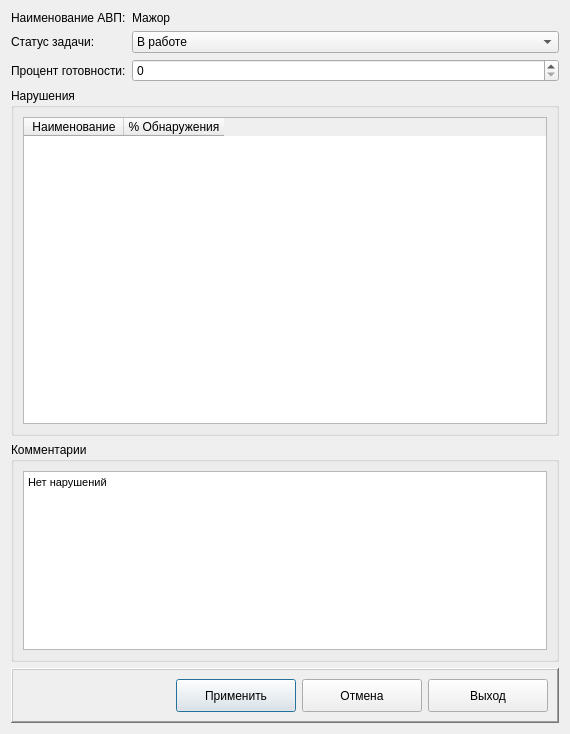
Qt form arm_o/d_edittask.ui (levdikandrey/DataCollector) before a commit.
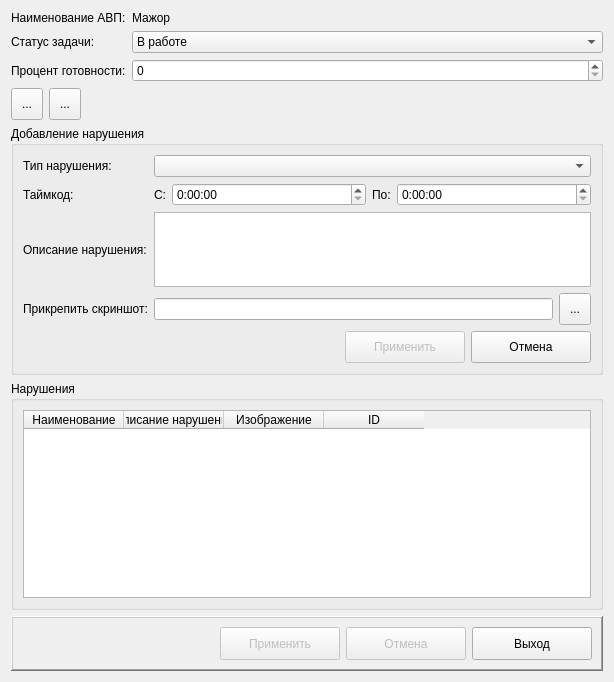
The same form after that commit. Icons and pictures are not drawn.

Patch:
```diff
--- a/arm_o/d_edittask.ui
+++ b/arm_o/d_edittask.ui
@@ -6,69 +6,58 @@
    <rect>
     <x>0</x>
     <y>0</y>
-    <width>570</width>
-    <height>734</height>
+    <width>614</width>
+    <height>682</height>
    </rect>
   </property>
   <property name="windowTitle">
    <string>Редактирование задачи</string>
   </property>
   <layout class="QGridLayout" name="gridLayout_3">
-   <item row="2" column="0">
-    <widget class="QLabel" name="label_3">
-     <property name="text">
-      <string>Процент готовности:</string>
-     </property>
-    </widget>
-   </item>
-   <item row="4" column="0" colspan="2">
-    <widget class="QGroupBox" name="groupBox_2">
-     <property name="maximumSize">
-      <size>
-       <width>16777215</width>
-       <height>220</height>
-      </size>
-     </property>
-     <property name="title">
-      <string>Комментарии</string>
-     </property>
-     <layout class="QGridLayout" name="gridLayout_2">
-      <item row="0" column="0">
-       <widget class="QTextEdit" name="textEditComment">
-        <property name="maximumSize">
-         <size>
-          <width>16777215</width>
-          <height>200</height>
-         </size>
-        </property>
-        <property name="html">
-         <string>&lt;!DOCTYPE HTML PUBLIC &quot;-//W3C//DTD HTML 4.0//EN&quot; &quot;http://www.w3.org/TR/REC-html40/strict.dtd&quot;&gt;
-&lt;html&gt;&lt;head&gt;&lt;meta name=&quot;qrichtext&quot; content=&quot;1&quot; /&gt;&lt;style type=&quot;text/css&quot;&gt;
-p, li { white-space: pre-wrap; }
-&lt;/style&gt;&lt;/head&gt;&lt;body style=&quot; font-family:'MS Shell Dlg 2'; font-size:8.25pt; font-weight:400; font-style:normal;&quot;&gt;
-&lt;p style=&quot; margin-top:0px; margin-bottom:0px; margin-left:0px; margin-right:0px; -qt-block-indent:0; text-indent:0px;&quot;&gt;Нет нарушений&lt;/p&gt;
-&lt;p style=&quot;-qt-paragraph-type:empty; margin-top:0px; margin-bottom:0px; margin-left:0px; margin-right:0px; -qt-block-indent:0; text-indent:0px;&quot;&gt;&lt;br /&gt;&lt;/p&gt;&lt;/body&gt;&lt;/html&gt;</string>
-        </property>
-       </widget>
-      </item>
-     </layout>
-    </widget>
-   </item>
-   <item row="0" column="0">
+   <item row="0" column="0" colspan="3">
     <widget class="QLabel" name="label">
      <property name="text">
       <string>Наименование АВП:</string>
      </property>
     </widget>
    </item>
-   <item row="1" column="0">
+   <item row="0" column="3">
+    <widget class="QLabel" name="labelNameAVP">
+     <property name="text">
+      <string>Мажор</string>
+     </property>
+    </widget>
+   </item>
+   <item row="1" column="0" colspan="3">
     <widget class="QLabel" name="label_2">
      <property name="text">
       <string>Статус задачи:</string>
      </property>
     </widget>
    </item>
-   <item row="2" column="1">
+   <item row="1" column="3">
+    <widget class="QComboBox" name="comboBoxStatus">
+     <property name="sizePolicy">
+      <sizepolicy hsizetype="Expanding" vsizetype="Fixed">
+       <horstretch>0</horstretch>
+       <verstretch>0</verstretch>
+      </sizepolicy>
+     </property>
+     <item>
+      <property name="text">
+       <string>В работе</string>
+      </property>
+     </item>
+    </widget>
+   </item>
+   <item row="2" column="0" colspan="3">
+    <widget class="QLabel" name="label_3">
+     <property name="text">
+      <string>Процент готовности:</string>
+     </property>
+    </widget>
+   </item>
+   <item row="2" column="3">
     <widget class="QSpinBox" name="spinBoxPercent">
      <property name="maximum">
       <number>100</number>
@@ -78,7 +67,319 @@
      </property>
     </widget>
    </item>
-   <item row="5" column="0" colspan="2">
+   <item row="3" column="0">
+    <widget class="QToolButton" name="toolButtonAdd">
+     <property name="minimumSize">
+      <size>
+       <width>32</width>
+       <height>32</height>
+      </size>
+     </property>
+     <property name="toolTip">
+      <string>Добавить нарушение</string>
+     </property>
+     <property name="text">
+      <string>...</string>
+     </property>
+     <property name="icon">
+      <iconset resource="resource.qrc">
+       <normaloff>:/icons/icons/plus.ico</normaloff>:/icons/icons/plus.ico</iconset>
+     </property>
+    </widget>
+   </item>
+   <item row="3" column="1">
+    <widget class="QToolButton" name="toolButtonDelete">
+     <property name="minimumSize">
+      <size>
+       <width>32</width>
+       <height>32</height>
+      </size>
+     </property>
+     <property name="toolTip">
+      <string>Удалить нарушение</string>
+     </property>
+     <property name="text">
+      <string>...</string>
+     </property>
+     <property name="icon">
+      <iconset resource="resource.qrc">
+       <normaloff>:/icons/icons/minus.ico</normaloff>:/icons/icons/minus.ico</iconset>
+     </property>
+    </widget>
+   </item>
+   <item row="3" column="2" colspan="2">
+    <spacer name="horizontalSpacer_2">
+     <property name="orientation">
+      <enum>Qt::Horizontal</enum>
+     </property>
+     <property name="sizeHint" stdset="0">
+      <size>
+       <width>40</width>
+       <height>20</height>
+      </size>
+     </property>
+    </spacer>
+   </item>
+   <item row="4" column="0" colspan="4">
+    <widget class="QGroupBox" name="groupBox_2">
+     <property name="title">
+      <string>Добавление нарушения</string>
+     </property>
+     <property name="checkable">
+      <bool>false</bool>
+     </property>
+     <layout class="QGridLayout" name="gridLayout_2">
+      <item row="0" column="0">
+       <widget class="QLabel" name="label_4">
+        <property name="text">
+         <string>Тип нарушения:</string>
+        </property>
+       </widget>
+      </item>
+      <item row="0" column="1" colspan="2">
+       <widget class="QComboBox" name="comboBoxViolation"/>
+      </item>
+      <item row="1" column="0">
+       <widget class="QLabel" name="label_9">
+        <property name="text">
+         <string>Таймкод:</string>
+        </property>
+       </widget>
+      </item>
+      <item row="1" column="1" colspan="2">
+       <layout class="QHBoxLayout" name="horizontalLayout_3">
+        <item>
+         <widget class="QLabel" name="label_7">
+          <property name="sizePolicy">
+           <sizepolicy hsizetype="Preferred" vsizetype="Preferred">
+            <horstretch>0</horstretch>
+            <verstretch>0</verstretch>
+           </sizepolicy>
+          </property>
+          <property name="text">
+           <string>С:</string>
+          </property>
+          <property name="alignment">
+           <set>Qt::AlignRight|Qt::AlignTrailing|Qt::AlignVCenter</set>
+          </property>
+         </widget>
+        </item>
+        <item>
+         <widget class="QTimeEdit" name="timeEditBegin">
+          <property name="sizePolicy">
+           <sizepolicy hsizetype="MinimumExpanding" vsizetype="Fixed">
+            <horstretch>0</horstretch>
+            <verstretch>0</verstretch>
+           </sizepolicy>
+          </property>
+          <property name="displayFormat">
+           <string>H:mm:ss</string>
+          </property>
+         </widget>
+        </item>
+        <item>
+         <widget class="QLabel" name="label_8">
+          <property name="text">
+           <string>По:</string>
+          </property>
+         </widget>
+        </item>
+        <item>
+         <widget class="QTimeEdit" name="timeEditEnd">
+          <property name="sizePolicy">
+           <sizepolicy hsizetype="MinimumExpanding" vsizetype="Fixed">
+            <horstretch>0</horstretch>
+            <verstretch>0</verstretch>
+           </sizepolicy>
+          </property>
+          <property name="displayFormat">
+           <string>H:mm:ss</string>
+          </property>
+         </widget>
+        </item>
+       </layout>
+      </item>
+      <item row="2" column="0">
+       <widget class="QLabel" name="label_5">
+        <property name="text">
+         <string>Описание нарушения:</string>
+        </property>
+       </widget>
+      </item>
+      <item row="2" column="1" colspan="2">
+       <widget class="QTextEdit" name="textEditViolation">
+        <property name="sizePolicy">
+         <sizepolicy hsizetype="Expanding" vsizetype="Preferred">
+          <horstretch>0</horstretch>
+          <verstretch>0</verstretch>
+         </sizepolicy>
+        </property>
+        <property name="minimumSize">
+         <size>
+          <width>0</width>
+          <height>60</height>
+         </size>
+        </property>
+        <property name="maximumSize">
+         <size>
+          <width>16777215</width>
+          <height>80</height>
+         </size>
+        </property>
+       </widget>
+      </item>
+      <item row="3" column="0">
+       <widget class="QLabel" name="label_6">
+        <property name="text">
+         <string>Прикрепить скриншот:</string>
+        </property>
+       </widget>
+      </item>
+      <item row="3" column="1">
+       <widget class="QLineEdit" name="lineEditScreenShot">
+        <property name="readOnly">
+         <bool>true</bool>
+        </property>
+       </widget>
+      </item>
+      <item row="3" column="2">
+       <widget class="QToolButton" name="toolButtonAttach">
+        <property name="minimumSize">
+         <size>
+          <width>32</width>
+          <height>32</height>
+         </size>
+        </property>
+        <property name="text">
+         <string>...</string>
+        </property>
+        <property name="icon">
+         <iconset resource="resource.qrc">
+          <normaloff>:/icons/icons/attach.ico</normaloff>:/icons/icons/attach.ico</iconset>
+        </property>
+       </widget>
+      </item>
+      <item row="4" column="0" colspan="3">
+       <layout class="QHBoxLayout" name="horizontalLayout_2">
+        <item>
+         <spacer name="horizontalSpacer_3">
+          <property name="orientation">
+           <enum>Qt::Horizontal</enum>
+          </property>
+          <property name="sizeHint" stdset="0">
+           <size>
+            <width>40</width>
+            <height>20</height>
+           </size>
+          </property>
+         </spacer>
+        </item>
+        <item>
+         <widget class="QPushButton" name="pushButtonApplyViolation">
+          <property name="enabled">
+           <bool>false</bool>
+          </property>
+          <property name="minimumSize">
+           <size>
+            <width>120</width>
+            <height>32</height>
+           </size>
+          </property>
+          <property name="maximumSize">
+           <size>
+            <width>120</width>
+            <height>16777215</height>
+           </size>
+          </property>
+          <property name="text">
+           <string>Применить</string>
+          </property>
+          <property name="icon">
+           <iconset resource="resource.qrc">
+            <normaloff>:/icons/icons/ok.ico</normaloff>:/icons/icons/ok.ico</iconset>
+          </property>
+          <property name="iconSize">
+           <size>
+            <width>24</width>
+            <height>24</height>
+           </size>
+          </property>
+         </widget>
+        </item>
+        <item>
+         <widget class="QPushButton" name="pushButtonCancelViolation">
+          <property name="minimumSize">
+           <size>
+            <width>120</width>
+            <height>32</height>
+           </size>
+          </property>
+          <property name="maximumSize">
+           <size>
+            <width>120</width>
+            <height>16777215</height>
+           </size>
+          </property>
+          <property name="text">
+           <string>Отмена</string>
+          </property>
+          <property name="icon">
+           <iconset resource="resource.qrc">
+            <normaloff>:/icons/icons/cancel.ico</normaloff>:/icons/icons/cancel.ico</iconset>
+          </property>
+          <property name="iconSize">
+           <size>
+            <width>24</width>
+            <height>24</height>
+           </size>
+          </property>
+         </widget>
+        </item>
+       </layout>
+      </item>
+     </layout>
+    </widget>
+   </item>
+   <item row="5" column="0" colspan="4">
+    <widget class="QGroupBox" name="groupBox">
+     <property name="title">
+      <string>Нарушения</string>
+     </property>
+     <layout class="QGridLayout" name="gridLayout">
+      <item row="0" column="0">
+       <widget class="QTableWidget" name="tableWidgetViolation">
+        <property name="selectionBehavior">
+         <enum>QAbstractItemView::SelectRows</enum>
+        </property>
+        <attribute name="horizontalHeaderMinimumSectionSize">
+         <number>0</number>
+        </attribute>
+        <column>
+         <property name="text">
+          <string>Наименование</string>
+         </property>
+        </column>
+        <column>
+         <property name="text">
+          <string>Описание нарушения</string>
+         </property>
+        </column>
+        <column>
+         <property name="text">
+          <string>Изображение</string>
+         </property>
+        </column>
+        <column>
+         <property name="text">
+          <string>ID</string>
+         </property>
+        </column>
+       </widget>
+      </item>
+     </layout>
+    </widget>
+   </item>
+   <item row="6" column="0" colspan="4">
     <widget class="QFrame" name="frame">
      <property name="frameShape">
       <enum>QFrame::WinPanel</enum>
@@ -102,6 +403,9 @@
       </item>
       <item>
        <widget class="QPushButton" name="pushButtonApply">
+        <property name="enabled">
+         <bool>false</bool>
+        </property>
         <property name="minimumSize">
          <size>
           <width>120</width>
@@ -125,6 +429,9 @@
       </item>
       <item>
        <widget class="QPushButton" name="pushButtonCancel">
+        <property name="enabled">
+         <bool>false</bool>
+        </property>
         <property name="minimumSize">
          <size>
           <width>120</width>
@@ -172,51 +479,6 @@
      </layout>
     </widget>
    </item>
-   <item row="0" column="1">
-    <widget class="QLabel" name="labelNameAVP">
-     <property name="text">
-      <string>Мажор</string>
-     </property>
-    </widget>
-   </item>
-   <item row="1" column="1">
-    <widget class="QComboBox" name="comboBoxStatus">
-     <property name="sizePolicy">
-      <sizepolicy hsizetype="Expanding" vsizetype="Fixed">
-       <horstretch>0</horstretch>
-       <verstretch>0</verstretch>
-      </sizepolicy>
-     </property>
-     <item>
-      <property name="text">
-       <string>В работе</string>
-      </property>
-     </item>
-    </widget>
-   </item>
-   <item row="3" column="0" colspan="2">
-    <widget class="QGroupBox" name="groupBox">
-     <property name="title">
-      <string>Нарушения</string>
-     </property>
-     <layout class="QGridLayout" name="gridLayout">
-      <item row="0" column="0">
-       <widget class="QTableWidget" name="tableWidgetViolation">
-        <column>
-         <property name="text">
-          <string>Наименование</string>
-         </property>
-        </column>
-        <column>
-         <property name="text">
-          <string>% Обнаружения</string>
-         </property>
-        </column>
-       </widget>
-      </item>
-     </layout>
-    </widget>
-   </item>
   </layout>
  </widget>
  <resources>
```
Left out of the diff: 182 changed lines with no effect on the pictures.
